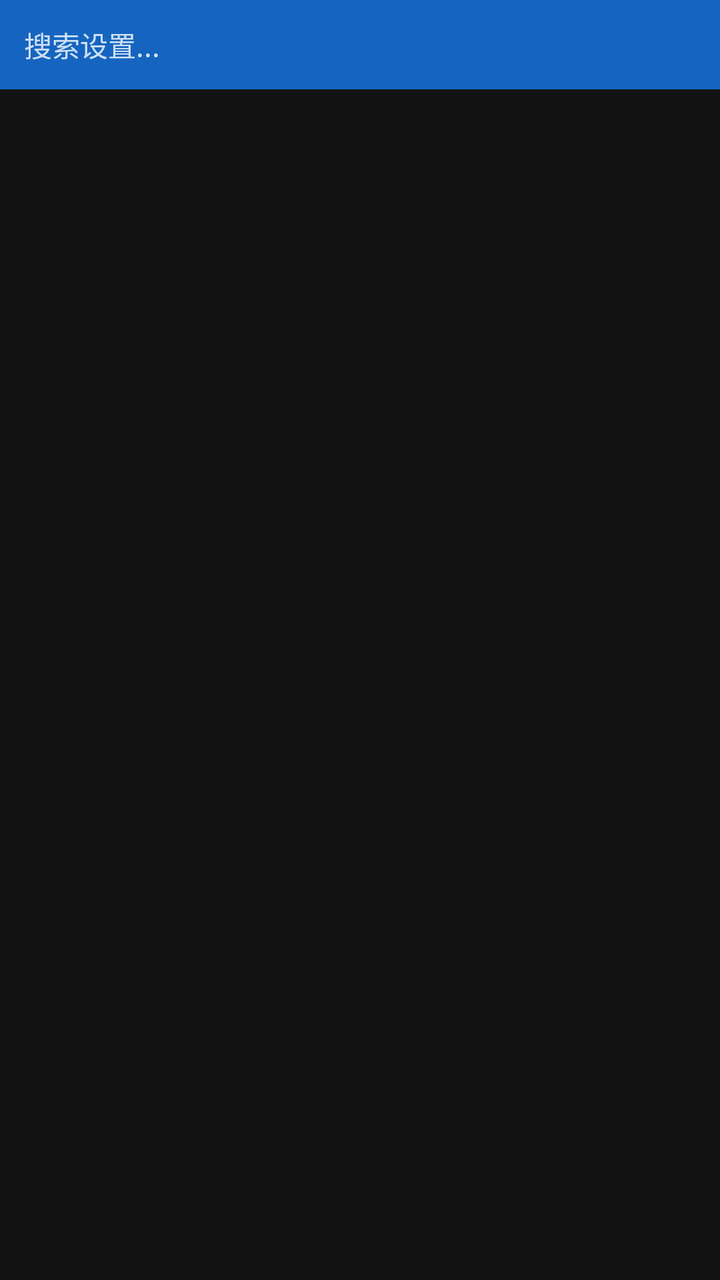
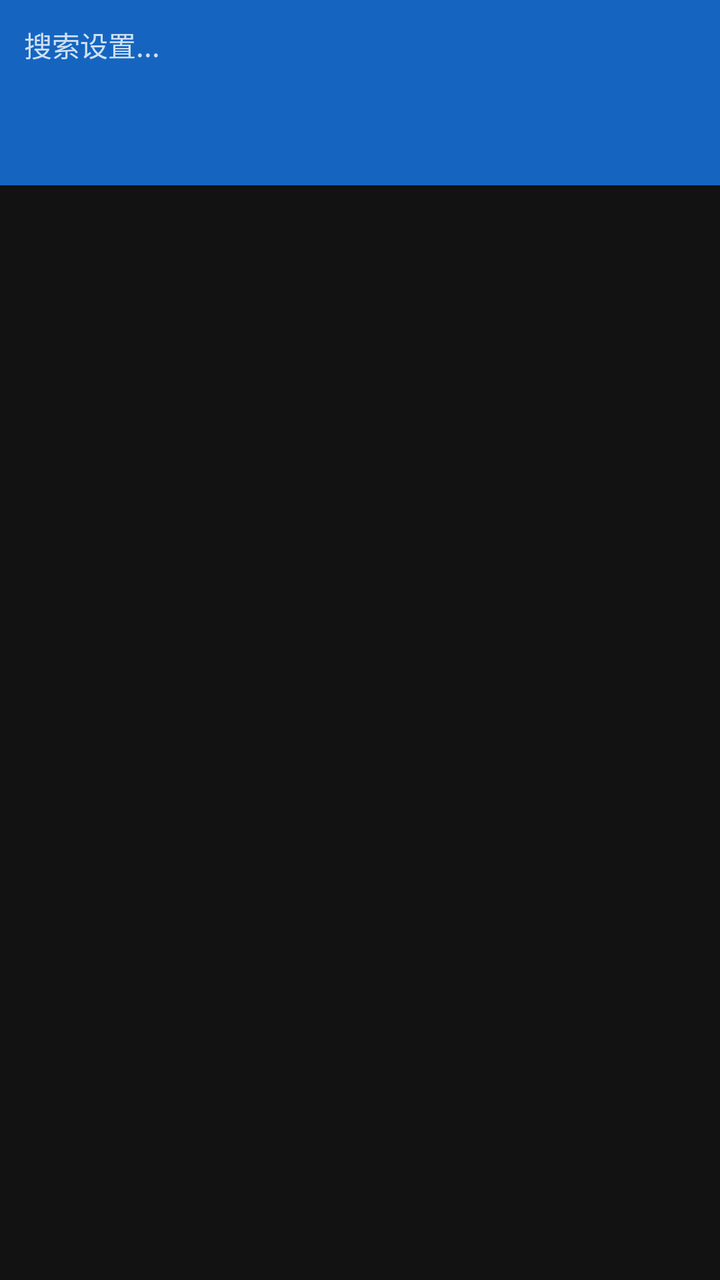

The first picture is an Android layout as it rendered before a commit; the second is the same layout after the commit. The layout source and the unified diff follow.
<!-- AndroidManifest.xml: activity theme AppTheme -->
<!-- res/layout/activity_settings.xml -->
<?xml version="1.0" encoding="utf-8"?>
<LinearLayout xmlns:android="http://schemas.android.com/apk/res/android"
    android:layout_width="match_parent"
    android:layout_height="match_parent"
    android:orientation="vertical"
    android:background="?android:attr/colorBackground">

    
    <EditText
        android:id="@+id/settings_search"
        android:layout_width="match_parent"
        android:layout_height="wrap_content"
        android:hint="搜索设置..."
        android:padding="12dp"
        android:textSize="14sp"
        android:background="?attr/colorPrimary"
        android:textColor="@android:color/white"
        android:textColorHint="#CCFFFFFF"
        android:imeOptions="actionSearch"
        android:inputType="text"
        android:maxLines="1" />

    <FrameLayout
        android:id="@+id/settings_container"
        android:layout_width="match_parent"
        android:layout_height="0dp"
        android:layout_weight="1" />

</LinearLayout>
<!-- resources referenced by this layout -->
<resources>
  <style name="AppTheme" parent="Theme.MaterialComponents.NoActionBar">
          <item name="colorPrimary">@color/primary</item>
          <item name="colorPrimaryDark">@color/primary_dark</item>
          <item name="colorAccent">@color/accent</item>
          <item name="android:windowBackground">@color/background</item>
          <item name="android:statusBarColor">@color/primary_dark</item>
      </style>
  <color name="primary">#1565C0</color>
  <color name="primary_dark">#0D47A1</color>
  <color name="accent">#FF6D00</color>
  <color name="background">#FAFAFA</color>
</resources>

<!-- the commit's change to res/layout/activity_settings.xml (unified diff, before → after) -->
@@ -1,5 +1,6 @@
 <?xml version="1.0" encoding="utf-8"?>
 <LinearLayout xmlns:android="http://schemas.android.com/apk/res/android"
+    xmlns:app="http://schemas.android.com/apk/res-auto"
     android:layout_width="match_parent"
     android:layout_height="match_parent"
     android:orientation="vertical"
@@ -20,8 +21,20 @@
         android:inputType="text"
         android:maxLines="1" />
 
-    <FrameLayout
-        android:id="@+id/settings_container"
+    
+    <com.google.android.material.tabs.TabLayout
+        android:id="@+id/settings_tabs"
+        android:layout_width="match_parent"
+        android:layout_height="wrap_content"
+        android:background="?attr/colorPrimary"
+        app:tabTextColor="#CCFFFFFF"
+        app:tabSelectedTextColor="@android:color/white"
+        app:tabIndicatorColor="@android:color/white"
+        app:tabMode="fixed" />
+
+    
+    <androidx.viewpager2.widget.ViewPager2
+        android:id="@+id/settings_viewpager"
         android:layout_width="match_parent"
         android:layout_height="0dp"
         android:layout_weight="1" />
